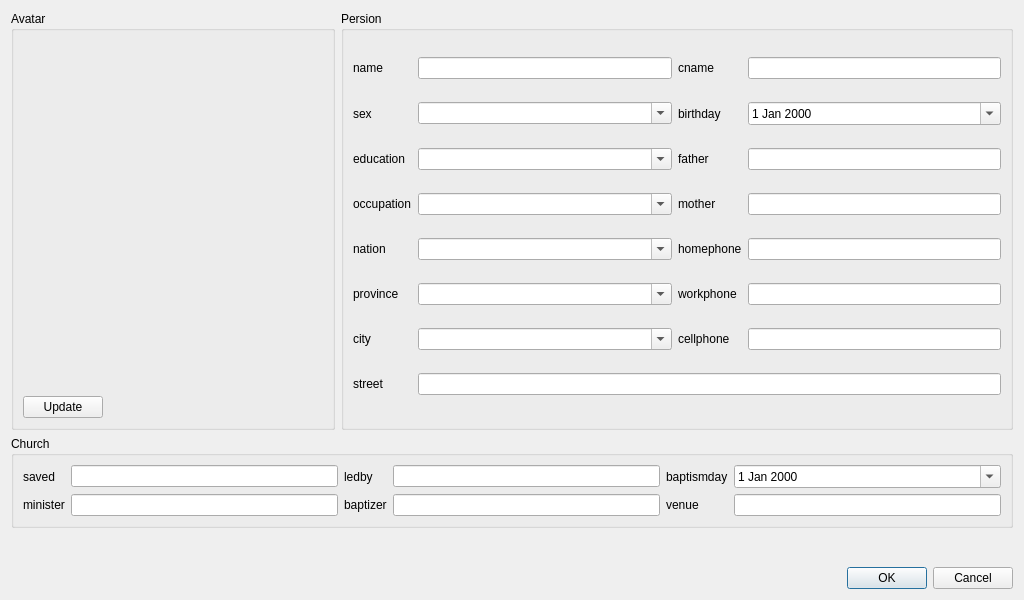
This is regbclt/ui/MemberDlg.ui in samwellzuk/regbook as Qt 5 draws it before an edit. The edited form follows.
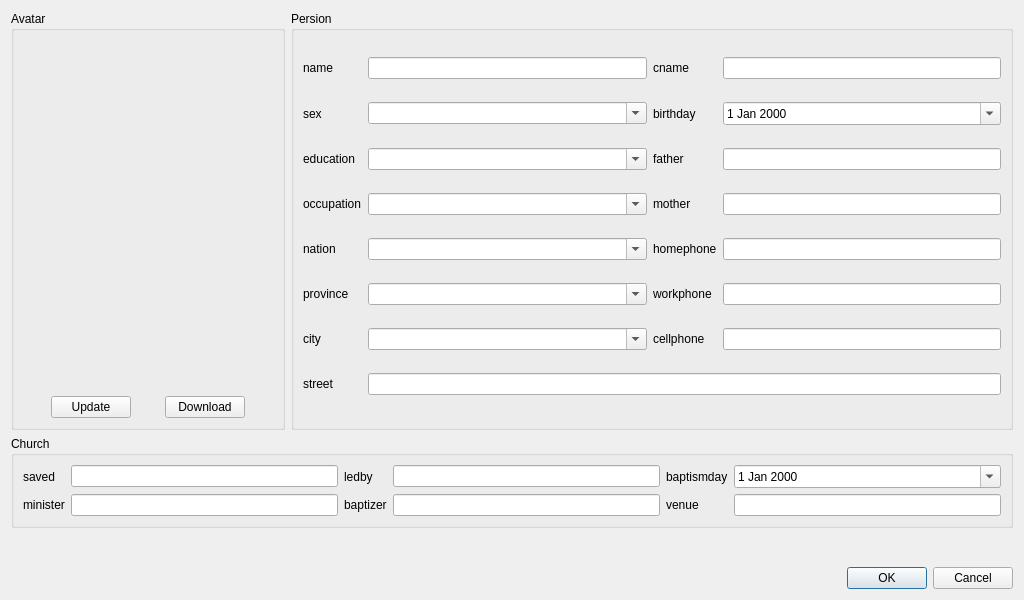
This is the edited form. Icons and pictures are not drawn.

The edit to the form file:
```diff
--- a/regbclt/ui/MemberDlg.ui
+++ b/regbclt/ui/MemberDlg.ui
@@ -15,7 +15,7 @@
   </property>
   <layout class="QVBoxLayout" name="verticalLayout_2">
    <item>
-    <layout class="QHBoxLayout" name="horizontalLayout">
+    <layout class="QHBoxLayout" name="horizontalLayout_2">
      <item>
       <widget class="QGroupBox" name="groupBox_3">
        <property name="title">
@@ -24,15 +24,15 @@
        <layout class="QVBoxLayout" name="verticalLayout">
         <item>
          <widget class="QLabel" name="avatarLabel">
-          <property name="sizePolicy">
-           <sizepolicy hsizetype="Fixed" vsizetype="Fixed">
-            <horstretch>0</horstretch>
-            <verstretch>0</verstretch>
-           </sizepolicy>
-          </property>
           <property name="minimumSize">
            <size>
-            <width>300</width>
+            <width>250</width>
+            <height>350</height>
+           </size>
+          </property>
+          <property name="maximumSize">
+           <size>
+            <width>250</width>
             <height>350</height>
            </size>
           </property>
@@ -45,7 +45,9 @@
          </widget>
         </item>
         <item>
-         <widget class="QPushButton" name="avatarButton">
+         <layout class="QHBoxLayout" name="horizontalLayout">
+          <item>
+           <widget class="QPushButton" name="uploadButton">
           <property name="sizePolicy">
            <sizepolicy hsizetype="Fixed" vsizetype="Fixed">
             <horstretch>0</horstretch>
@@ -57,6 +59,21 @@
           </property>
          </widget>
         </item>
+          <item>
+           <widget class="QPushButton" name="downloadButton">
+            <property name="sizePolicy">
+             <sizepolicy hsizetype="Fixed" vsizetype="Fixed">
+              <horstretch>0</horstretch>
+              <verstretch>0</verstretch>
+             </sizepolicy>
+            </property>
+            <property name="text">
+             <string>Download</string>
+            </property>
+           </widget>
+          </item>
+         </layout>
+        </item>
        </layout>
       </widget>
      </item>
```
Left out of the diff: 56 changed lines with no effect on the pictures. Lines whose indentation alone changed are shown as unchanged.
